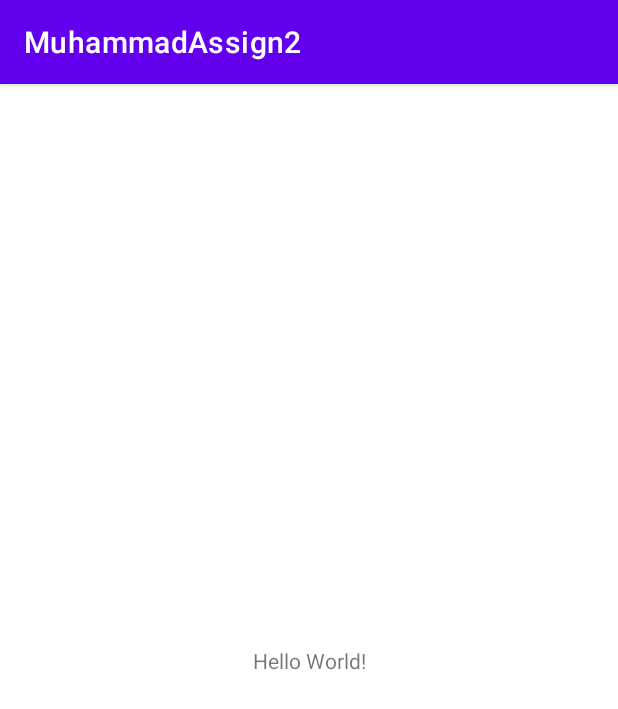
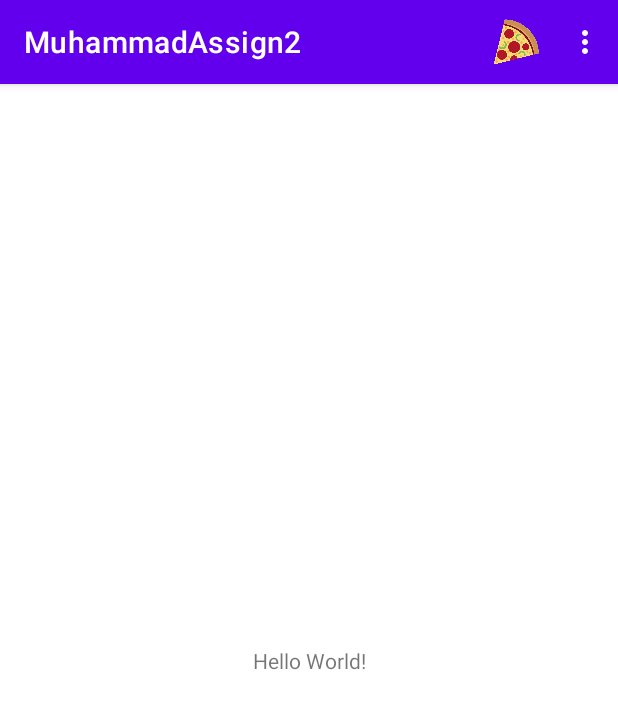
Before and after one commit to MuhammadSaad6618/MuhammadSaadAssign2, an Android app: the screen it shows after launch (MuhammadActivity), on a phone screen of 412 x 824 dp. Shown: the top 709 px of the screen. Run offline under Robolectric (Android 15) with nearby library versions, the light colour scheme and no system bars.

Commit message:
Done implementing the menu

```diff
--- /dev/null
+++ b/MuhammadAssign22/src/main/res/menu/my_menu.xml
@@ -0,0 +1,15 @@
+<?xml version="1.0" encoding="utf-8"?>
+<menu xmlns:app="http://schemas.android.com/apk/res-auto"
+    xmlns:android="http://schemas.android.com/apk/res/android">
+    <item
+        android:id="@+id/Muhammadhelp"
+        android:title="Help" />
+    <item
+        android:id="@+id/Muhammadpizza"
+        android:title="Pizza"
+        app:showAsAction="always"
+        android:icon="@drawable/mypizzalover"/>
+    <item
+        android:id="@+id/Muhammad"
+        android:title="Muhammad" />
+</menu>
```
Also changed, not shown: MuhammadAssign22/src/main/java/muhammad/saad/n01366618/MuhammadActivity.java (+31 -0 lines), MuhammadAssign22/src/main/res/drawable/mypizzalover.png (added).
